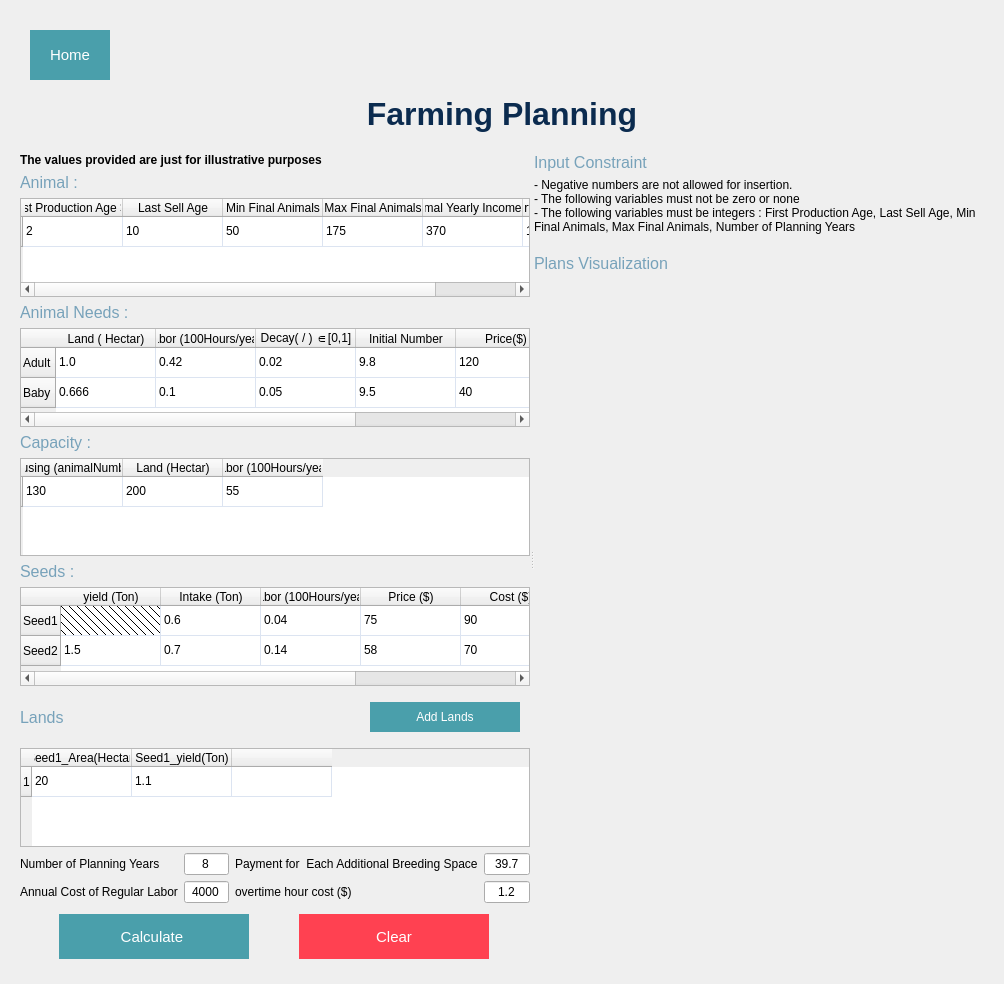
Before: the Qt Designer form Problem2Layout.ui in AziizBg/RO_Project, drawn with Qt 5.
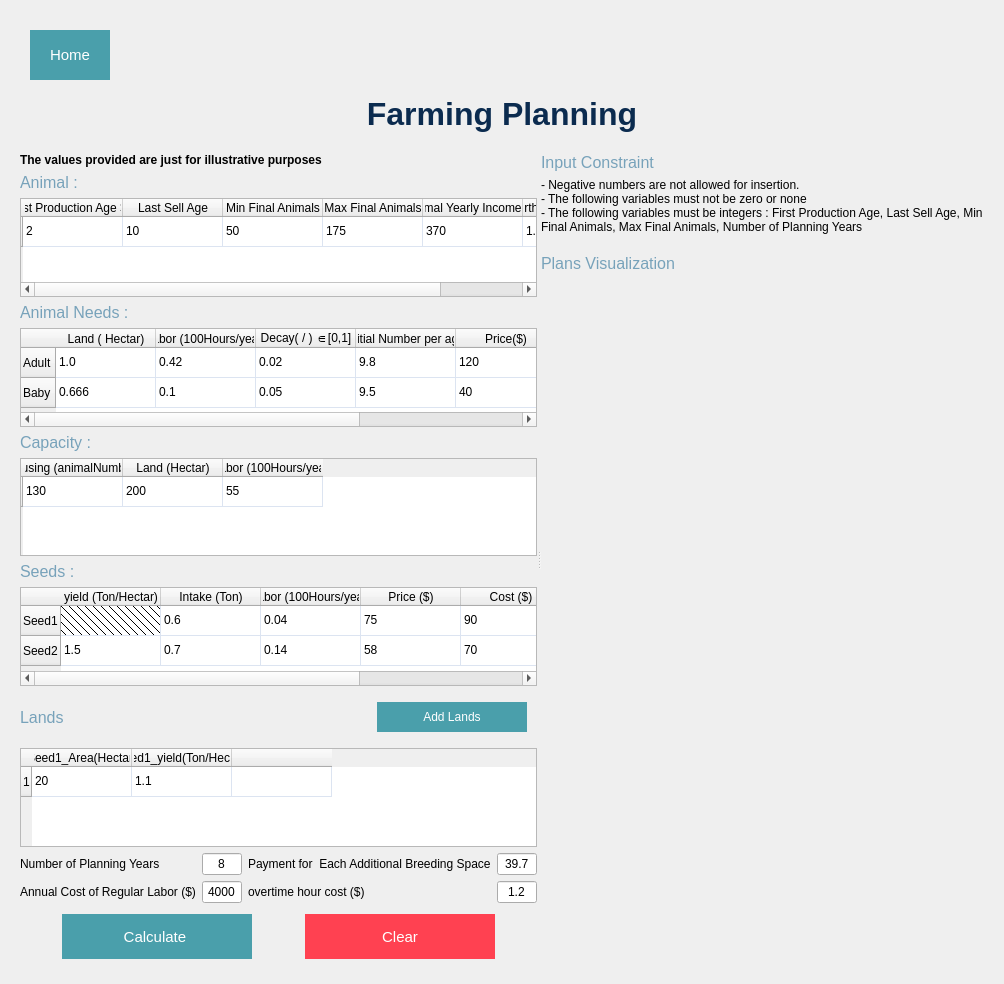
After: the same form once the commit is applied.

The edit to the form file:
```diff
--- a/Problem2Layout.ui
+++ b/Problem2Layout.ui
@@ -259,7 +259,7 @@
           </column>
           <column>
            <property name="text">
-            <string>Initial Number</string>
+            <string>Initial Number per age</string>
            </property>
           </column>
           <column>
@@ -433,7 +433,7 @@
           </row>
           <column>
            <property name="text">
-            <string>yield (Ton)</string>
+            <string>yield (Ton/Hectar)</string>
            </property>
           </column>
           <column>
@@ -612,7 +612,7 @@
           </column>
           <column>
            <property name="text">
-            <string>Seed1_yield(Ton)</string>
+            <string>Seed1_yield(Ton/Hectar)</string>
            </property>
           </column>
           <column>
@@ -714,7 +714,7 @@
           <item row="2" column="0">
            <widget class="QLabel" name="label_2">
             <property name="text">
-             <string>Annual Cost of Regular Labor</string>
+             <string>Annual Cost of Regular Labor ($)</string>
             </property>
            </widget>
           </item>
```
